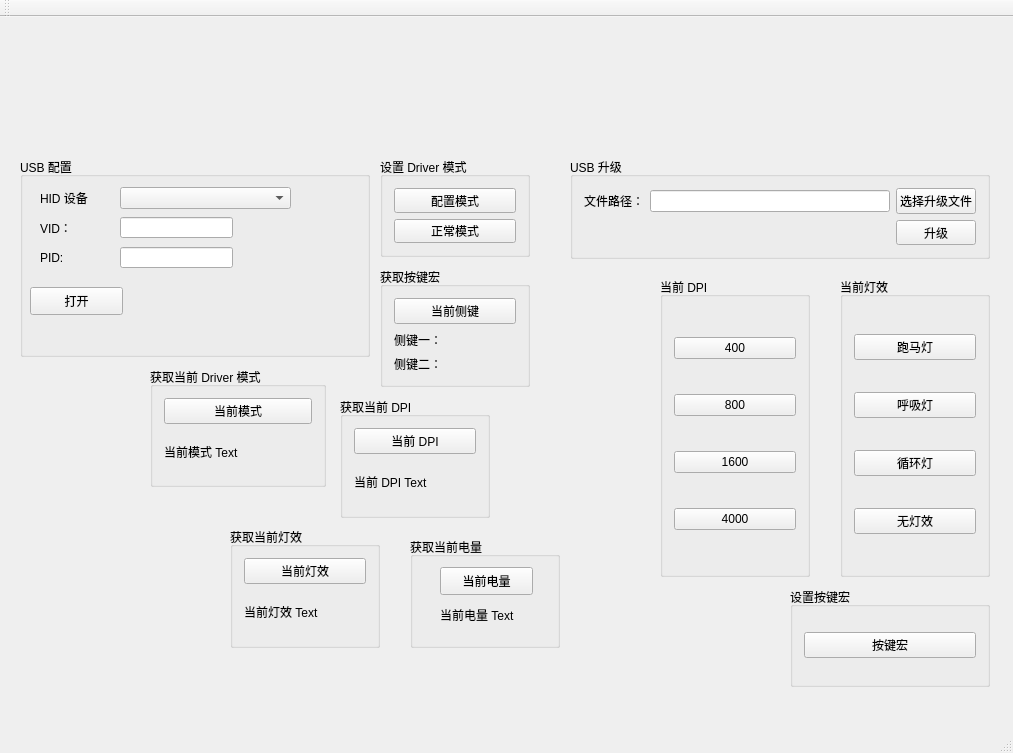
Old version of the form MouseConfigTool/mouseconfigtool.ui in the repository isDerek/MouseTool_v1.0.
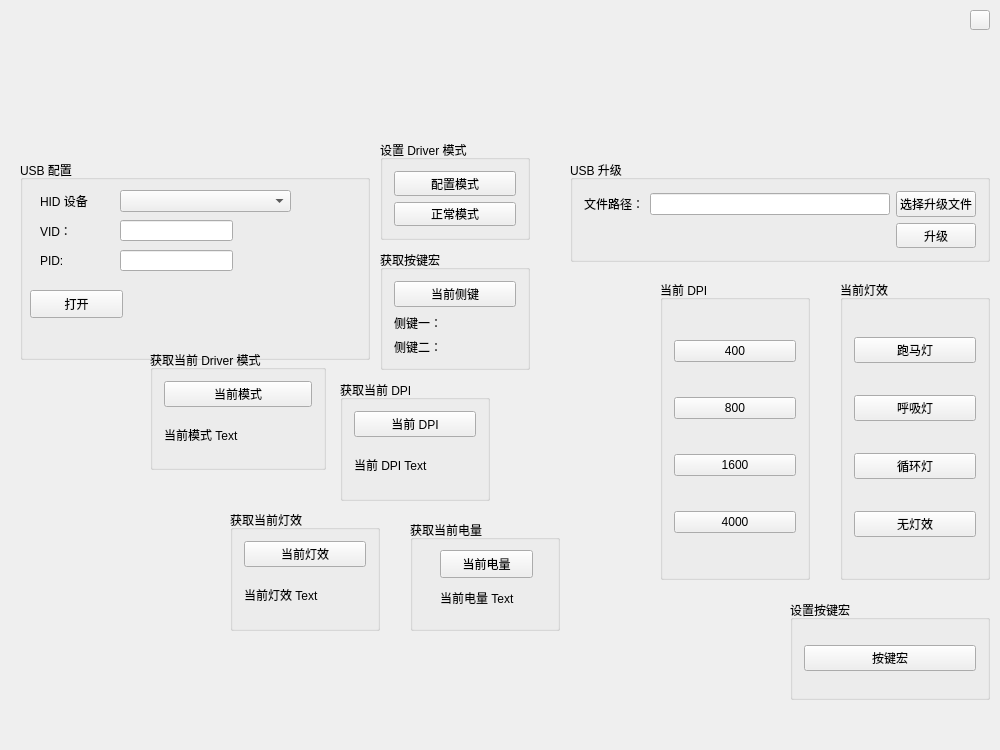
New version of the form.

What changed in the file:
```diff
--- a/MouseConfigTool/mouseconfigtool.ui
+++ b/MouseConfigTool/mouseconfigtool.ui
@@ -6,13 +6,19 @@
    <rect>
     <x>0</x>
     <y>0</y>
-    <width>1013</width>
-    <height>753</height>
+    <width>1000</width>
+    <height>750</height>
    </rect>
   </property>
   <property name="windowTitle">
    <string>MouseConfigTool</string>
   </property>
+  <property name="animated">
+   <bool>true</bool>
+  </property>
+  <property name="tabShape">
+   <enum>QTabWidget::Rounded</enum>
+  </property>
   <widget class="QWidget" name="centralWidget">
    <widget class="QGroupBox" name="getCurrentPowerGroup">
     <property name="geometry">
@@ -69,7 +75,7 @@
     <property name="geometry">
      <rect>
       <x>20</x>
-      <y>140</y>
+      <y>160</y>
       <width>350</width>
       <height>200</height>
      </rect>
@@ -176,7 +182,7 @@
     <property name="geometry">
      <rect>
       <x>570</x>
-      <y>140</y>
+      <y>160</y>
       <width>420</width>
       <height>102</height>
      </rect>
@@ -401,7 +407,7 @@
     <property name="geometry">
      <rect>
       <x>790</x>
-      <y>570</y>
+      <y>600</y>
       <width>200</width>
       <height>100</height>
      </rect>
@@ -476,7 +482,7 @@
     <property name="geometry">
      <rect>
       <x>660</x>
-      <y>260</y>
+      <y>280</y>
       <width>150</width>
       <height>300</height>
      </rect>
@@ -531,7 +537,7 @@
     <property name="geometry">
      <rect>
       <x>840</x>
-      <y>260</y>
+      <y>280</y>
       <width>150</width>
       <height>300</height>
      </rect>
@@ -582,6 +588,35 @@
      </item>
     </layout>
    </widget>
+   <widget class="QLabel" name="wpiLogo">
+    <property name="geometry">
+     <rect>
+      <x>50</x>
+      <y>10</y>
+      <width>161</width>
+      <height>121</height>
+     </rect>
+    </property>
+    <property name="styleSheet">
+     <string notr="true"/>
+    </property>
+    <property name="text">
+     <string/>
+    </property>
+   </widget>
+   <widget class="QPushButton" name="closeBtn">
+    <property name="geometry">
+     <rect>
+      <x>970</x>
+      <y>10</y>
+      <width>20</width>
+      <height>20</height>
+     </rect>
+    </property>
+    <property name="text">
+     <string/>
+    </property>
+   </widget>
   </widget>
   <widget class="QMenuBar" name="menuBar">
    <property name="geometry">
@@ -593,15 +628,6 @@
     </rect>
    </property>
   </widget>
-  <widget class="QToolBar" name="mainToolBar">
-   <attribute name="toolBarArea">
-    <enum>TopToolBarArea</enum>
-   </attribute>
-   <attribute name="toolBarBreak">
-    <bool>false</bool>
-   </attribute>
-  </widget>
-  <widget class="QStatusBar" name="statusBar"/>
  </widget>
  <layoutdefault spacing="6" margin="11"/>
  <resources/>
```
Left out of the diff: 2 changed lines with no effect on the pictures.
